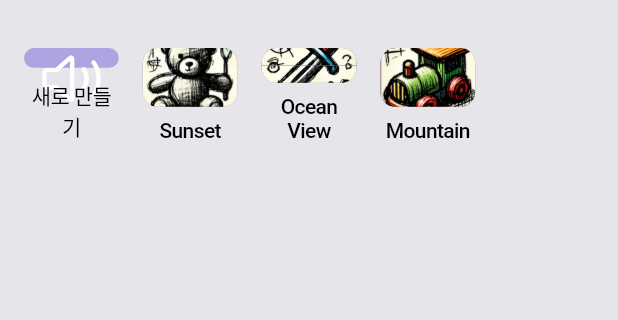
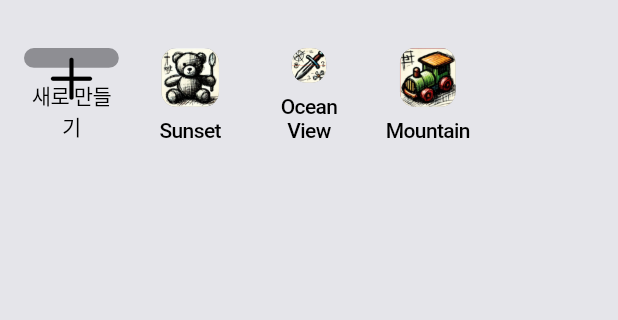
Before and after one commit to SKT-FLY-AI-ASAP/toystory-fe, a Flutter app: the TrashPage screen opened directly, on a phone screen of 412 x 824 dp, the part 66-386 px from its top. Run offline on Flutter 3.47's test engine with Material 3 defaults, Android fonts, the phone set to English and light mode, and no system bars; our stand-ins replace dio; missing offline and left inert: model_viewer_plus, scribble, value_notifier_tools.

Commit message:
feat: Add STT pop up page (#25)

```diff
--- a/toystory/lib/screen/trash_page.dart
+++ b/toystory/lib/screen/trash_page.dart
@@ -1,5 +1,6 @@
 import 'package:flutter/cupertino.dart';
 import 'package:toystory/widget/settings_button.dart';
+import 'package:toystory/widget/magic_dialog.dart';
 import 'draw_page.dart';
 
 class Painting {
@@ -62,7 +63,6 @@ class TrashPage extends StatelessWidget {
         middle: Text(
           '주문외우기',
           style: TextStyle(
-            //fontFamily: 'crayon',
             fontSize: 24,
             fontWeight: FontWeight.bold,
             color: const Color.fromARGB(255, 54, 23, 206), // 텍스트 색상 변경
@@ -89,7 +89,7 @@ class TrashPage extends StatelessWidget {
       ),
       child: Column(
         children: [
-          const SizedBox(height: 16), // 네비게이션 바와 컨텐츠 사이에 간격 추가
+          SizedBox(height: 16), // 네비게이션 바와 컨텐츠 사이에 간격 추가
           Expanded(
             child: Container(
               color: CupertinoColors.systemGrey5, // SafeArea의 배경색 변경
@@ -104,39 +104,31 @@ class TrashPage extends StatelessWidget {
                   itemCount: samplePaintings.length + 1, // +1은 새로 만들기 버튼
                   itemBuilder: (context, index) {
                     if (index == 0) {
-                      // 새로 만들기 버튼
+                      // magic_dialog.dart 파일에 정의된 showMagicDialog 함수 호출
                     return Column(
                       children: [
                         Expanded(
                           child: GestureDetector(
                             onTap: () {
-                                Navigator.of(context, rootNavigator: true).push(
-                                  CupertinoPageRoute(
-                                    fullscreenDialog: false,
-                                    builder: (context) => const DrawPage(
-                                      title: '새 주문 외우기',
-                                    ),
-                                  ),
-                                );
+                              showMagicDialog(context);
                             },
                             child: Container(
                               decoration: BoxDecoration(
-                                  color: const Color.fromARGB(80, 54, 23, 206),
+                                color: CupertinoColors.systemGrey,
                                 borderRadius: BorderRadius.circular(10),
                               ),
-                                width: screenWidth / 6,
-                                child: const Center(
+                              child: Center(
                                 child: Icon(
-                                    CupertinoIcons.speaker_2,
-                                    color: CupertinoColors.white,
+                                  CupertinoIcons.add,
                                   size: 40,
+                                  color: CupertinoColors.black,
                                 ),
                               ),
                             ),
                           ),
                         ),
                         const SizedBox(height: 8),
-                          const Text(
+                        Text(
                           '새로 만들기',
                           style: TextStyle(
                             fontSize: 14,
@@ -161,7 +153,6 @@ class TrashPage extends StatelessWidget {
                                   color: CupertinoColors.systemGrey,
                                   borderRadius: BorderRadius.circular(10),
                                 ),
-                                width: screenWidth / 6,
                                 child: ClipRRect(
                                   borderRadius: BorderRadius.circular(10),
                                   child: Image.asset(
@@ -175,7 +166,7 @@ class TrashPage extends StatelessWidget {
                           const SizedBox(height: 8), // 아이템과 제목 사이의 간격
                           Text(
                             painting.paintingTitle,
-                            style: const TextStyle(
+                            style: TextStyle(
                               fontSize: 14,
                               fontWeight: FontWeight.w500,
                               color: CupertinoColors.black,
```
Also changed, not shown: toystory/lib/widget/magic_dialog.dart (added, +14 -0 lines). Lines whose indentation alone changed are shown as unchanged.
